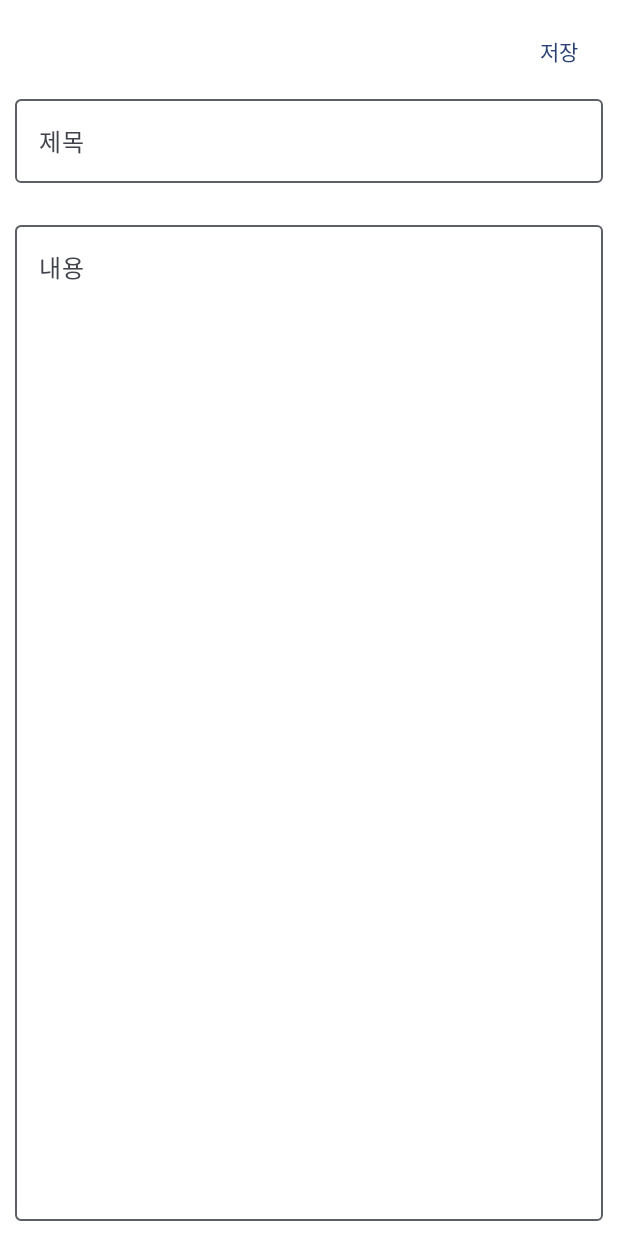
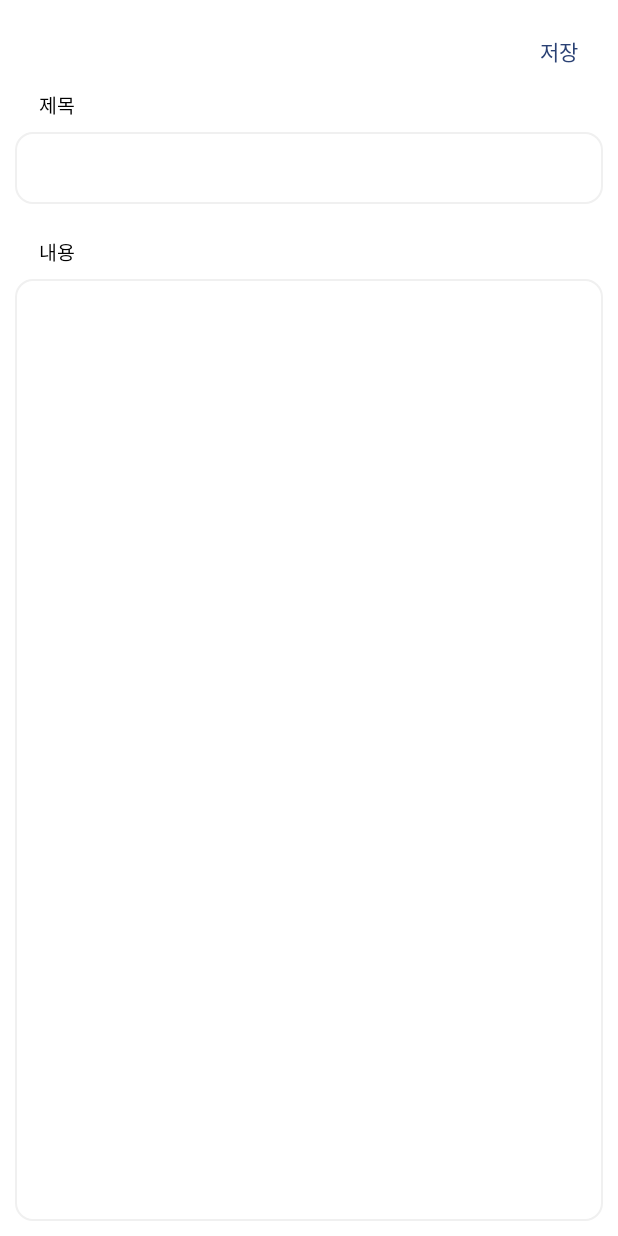
Before and after one commit to holrosky/Memo, an Android app built with Jetpack Compose: the composable AddMemoScreen shown on its own in the app's theme, on a phone screen of 412 x 824 dp. Run offline under Robolectric (Android 15) with nearby library versions, the phone set to English and light mode, and no system bars.

Commit message:
Implement CustomTextFieldWithLabel component
- Add a new CustomTextFieldWithLabel Composable that always shows label above text area
- Implement changing border color based on focus state.

```diff
--- /dev/null
+++ b/app/src/main/java/com/qcells/memo/ui/component/CustomTextFieldWithLabel.kt
@@ -0,0 +1,130 @@
+package com.qcells.memo.ui.component
+
+import androidx.compose.foundation.border
+import androidx.compose.foundation.layout.Box
+import androidx.compose.foundation.layout.Column
+import androidx.compose.foundation.layout.Row
+import androidx.compose.foundation.layout.Spacer
+import androidx.compose.foundation.layout.height
+import androidx.compose.foundation.layout.padding
+import androidx.compose.foundation.layout.width
+import androidx.compose.foundation.shape.RoundedCornerShape
+import androidx.compose.foundation.text.BasicTextField
+import androidx.compose.foundation.text.KeyboardActions
+import androidx.compose.material3.Text
+import androidx.compose.runtime.Composable
+import androidx.compose.runtime.getValue
+import androidx.compose.runtime.mutableStateOf
+import androidx.compose.runtime.saveable.rememberSaveable
+import androidx.compose.runtime.setValue
+import androidx.compose.ui.Modifier
+import androidx.compose.ui.focus.onFocusChanged
+import androidx.compose.ui.platform.LocalFocusManager
+import androidx.compose.ui.text.TextStyle
+import androidx.compose.ui.tooling.preview.Preview
+import androidx.compose.ui.unit.dp
+import androidx.compose.ui.unit.sp
+import com.qcells.memo.ui.theme.ActiveBorder
+import com.qcells.memo.ui.theme.Gray100
+import com.qcells.memo.ui.theme.Gray750
+import com.qcells.memo.ui.theme.Gray950
+
+@Composable
+fun CustomTextFieldWithLabel(
+    modifier: Modifier = Modifier,
+    label: String = "",
+    text: String = "",
+    singleLine: Boolean = false,
+    onValueChange: (String) -> Unit,
+) {
+    val focusManager = LocalFocusManager.current
+    var isActive by rememberSaveable { mutableStateOf(true) }
+
+    Column(
+        modifier = modifier
+    ) {
+        Row {
+            Spacer(Modifier.width(16.dp))
+            Label(label = label)
+        }
+
+        Spacer(Modifier.height(6.dp))
+
+        /**
+         * TextField 의 내부 구조를 보니 TextField 도 BasicTextField 을 호출하고 있었고, BasicTextField 은
+         * CoreTextField 를 호출하고 있다는 것을 확인했다. TextField 는 Meterial Design Guilde 를 따르는
+         * Composable 인 점과 TextField -> BasicTextField -> CoreTextField 순서인 내부 구조를 보았을 때
+         * 아래 레벨로 내려갈 수록 개발자가 커스텀할 수 있는 부분이 더 많다고 생각하였다.
+         * 현재 요구사항에 필요한 둥근 모서리, 포커싱 등의 기능들은 전부 TextField 로도 할 수 있으니 굳이 로우 레벨 API 를 사용할 필요가
+         * 없다고 생각하여 TextField 로 구현을 하려고 했었다. 하지만 요구 사항 중 TextField 내부의 패딩을 적용해야 하는 것이 있는데,
+         * TextField 는 기본적으로 내부 패딩이 존재하고 이를 조절할 수 방법을 딱히 찾지 못했다. 결국에는 아무런 decoration 이 없는
+         * BasicTextField 으로 구현을 하게 되었다.
+         **/
+
+        BasicTextField(
+            modifier = modifier
+                .onFocusChanged { focusState ->
+                    isActive = focusState.isFocused
+                },
+            value = text,
+            textStyle = TextStyle(
+                color = if (isActive) Gray950 else Gray750,
+                fontSize = 14.sp,
+            ),
+            singleLine = singleLine,
+            onValueChange = {
+                onValueChange(it)
+            },
+            keyboardActions = KeyboardActions(
+                onDone = {
+                    focusManager.clearFocus()
+                    isActive = false
+                }
+            ),
+            decorationBox = { innerTextField ->
+                Box(
+                    modifier = Modifier
+                        .border(
+                            width = 1.dp,
+                            color = if (isActive) ActiveBorder else Gray100,
+                            shape = RoundedCornerShape(12.dp),
+                        )
+                        .padding(
+                            start = 16.dp,
+                            top = 16.dp,
+                            bottom = 16.dp,
+                            end = 40.dp
+                        )
+                ) {
+                    innerTextField()
+                }
+            }
+        )
+    }
+
+}
+
+@Composable
+fun Label(
+    modifier: Modifier = Modifier,
+    label: String,
+) {
+    Text(
+        modifier = modifier,
+        text = label,
+        fontSize = 13.sp,
+        maxLines = 1,
+    )
+}
+
+@Preview
+@Composable
+fun CustomTextFieldPreview() {
+    CustomTextFieldWithLabel(
+        label = "제목",
+        text = "Hello sadasdasdsaWorld!\n\n\n\n\n\n\n\n\n\n\n\n\n",
+        onValueChange = {
+
+        }
+    )
+}
--- a/app/src/main/java/com/qcells/memo/ui/memo/MemoContent.kt
+++ b/app/src/main/java/com/qcells/memo/ui/memo/MemoContent.kt
@@ -7,6 +7,7 @@ import androidx.compose.foundation.layout.fillMaxSize
 import androidx.compose.foundation.layout.fillMaxWidth
 import androidx.compose.foundation.layout.height
 import androidx.compose.foundation.layout.padding
+import androidx.compose.foundation.text.BasicTextField
 import androidx.compose.material3.OutlinedTextField
 import androidx.compose.material3.Text
 import androidx.compose.material3.TextButton
@@ -14,6 +15,7 @@ import androidx.compose.runtime.Composable
 import androidx.compose.ui.Alignment
 import androidx.compose.ui.Modifier
 import androidx.compose.ui.unit.dp
+import com.qcells.memo.ui.component.CustomTextFieldWithLabel
 
 @Composable
 fun MemoContent(
@@ -36,10 +38,11 @@ fun MemoContent(
             }
         )
 
-        CustomTextField(
+        CustomTextFieldWithLabel(
             modifier = Modifier.fillMaxWidth(),
             text = title,
             label = "제목",
+            singleLine = true,
             onValueChange = {
                 onTitleValueChange(it)
             }
@@ -47,7 +50,7 @@ fun MemoContent(
 
         Spacer(modifier = Modifier.height(20.dp))
 
-        CustomTextField(
+        CustomTextFieldWithLabel(
             modifier = Modifier.fillMaxSize(),
             text = content,
             label = "내용",
--- a/app/src/main/java/com/qcells/memo/ui/theme/Color.kt
+++ b/app/src/main/java/com/qcells/memo/ui/theme/Color.kt
@@ -9,3 +9,9 @@ val Pink80 = Color(0xFFEFB8C8)
 val Purple40 = Color(0xFF6650a4)
 val PurpleGrey40 = Color(0xFF625b71)
 val Pink40 = Color(0xFF7D5260)
+
+
+val Gray100 = Color(0xFFF0F0F0)
+val Gray950 = Color(0xFF0A0A0A)
+val Gray750 = Color(0xFF8B8B8B)
+val ActiveBorder = Color(0xFF4B72D2)
```
